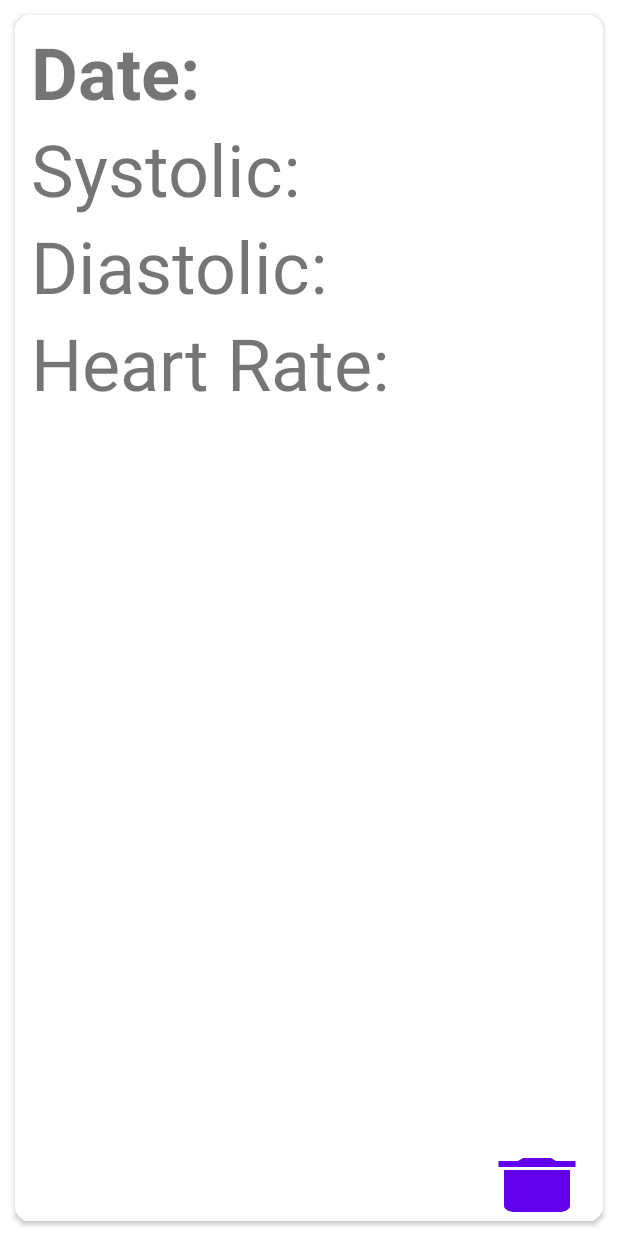
After one commit to Tasfia-faija/cardiacMonitor, an Android app: the layout patientsdata_row.xml on its own in the app's theme, with its tools: preview values and no code run, on a phone screen of 412 x 824 dp. The commit adds this screen. Run offline under Robolectric (Android 15) with nearby library versions, the phone set to English and light mode, and no system bars.

Commit message:
Add Recycler View by Faija

```diff
--- a/CardiacMonitor/app/src/main/java/com/eimu/cardiacmonitor/AddActivity.java
+++ b/CardiacMonitor/app/src/main/java/com/eimu/cardiacmonitor/AddActivity.java
@@ -22,6 +22,7 @@ public class AddActivity extends AppCompatActivity {
         diastolic_input = findViewById(R.id.diastolicValue);
         heartrate_input = findViewById(R.id.heartRateValue);
         comment_input = findViewById(R.id.commentValue);
+        save_button = findViewById(R.id.addButton);
         save_button.setOnClickListener(new View.OnClickListener() {
             @Override
             public void onClick(View view) {
--- /dev/null
+++ b/CardiacMonitor/app/src/main/res/drawable/ic_delete_24.xml
@@ -0,0 +1,5 @@
+<vector android:height="24dp" android:tint="#000000"
+    android:viewportHeight="24" android:viewportWidth="24"
+    android:width="24dp" xmlns:android="http://schemas.android.com/apk/res/android">
+    <path android:fillColor="@android:color/white" android:pathData="M6,19c0,1.1 0.9,2 2,2h8c1.1,0 2,-0.9 2,-2V7H6v12zM19,4h-3.5l-1,-1h-5l-1,1H5v2h14V4z"/>
+</vector>
--- a/CardiacMonitor/app/src/main/res/layout/activity_main.xml
+++ b/CardiacMonitor/app/src/main/res/layout/activity_main.xml
@@ -8,6 +8,7 @@
 
     <androidx.recyclerview.widget.RecyclerView
         android:id="@+id/recycleview"
+        android:paddingTop="?actionBarSize"
         android:layout_width="409dp"
         android:layout_height="729dp"
         app:layout_constraintBottom_toBottomOf="parent"
--- /dev/null
+++ b/CardiacMonitor/app/src/main/res/layout/patientsdata_row.xml
@@ -0,0 +1,74 @@
+<?xml version="1.0" encoding="utf-8"?>
+<RelativeLayout xmlns:android="http://schemas.android.com/apk/res/android"
+    android:layout_width="match_parent"
+    android:layout_height="match_parent"
+    xmlns:app="http://schemas.android.com/apk/res-auto">
+
+    <androidx.cardview.widget.CardView
+        android:id="@+id/llContainerCardView"
+        android:layout_width="match_parent"
+        android:layout_height="match_parent"
+        android:layout_marginTop="12dp"
+        android:layout_margin="10dp"
+        app:cardCornerRadius="10dp">
+        <RelativeLayout
+            android:layout_width="match_parent"
+            android:background= "@color/white"
+            android:layout_height="match_parent">
+
+            <LinearLayout
+                android:layout_width="match_parent"
+                android:layout_height="match_parent"
+                android:orientation="vertical"
+                android:padding="5dp">
+
+                <TextView
+                    android:id="@+id/data_date_txt"
+                    android:layout_width="match_parent"
+                    android:layout_height="wrap_content"
+                    android:layout_marginLeft="5dp"
+                    android:text="Date: "
+                    android:textSize="48sp"
+                    android:textStyle="bold"
+                    app:autoSizeTextType="uniform" />
+
+                <TextView
+                    android:id="@+id/data_systolic_txt"
+                    android:layout_width="match_parent"
+                    android:layout_height="wrap_content"
+                    android:layout_marginLeft="5dp"
+                    android:text="Systolic: "
+                    android:textSize="48sp"
+                    app:autoSizeTextType="uniform" />
+
+                <TextView
+                    android:id="@+id/data_diastolic_txt"
+                    android:layout_width="match_parent"
+                    android:layout_height="wrap_content"
+                    android:layout_marginLeft="5dp"
+                    android:text="Diastolic: "
+                    android:textSize="48sp"
+                    app:autoSizeTextType="uniform" />
+
+                <TextView
+                    android:id="@+id/data_heartrate_txt"
+                    android:layout_width="match_parent"
+                    android:layout_height="wrap_content"
+                    android:layout_marginLeft="5dp"
+                    android:text="Heart Rate: "
+                    android:textSize="48sp"
+                    app:autoSizeTextType="uniform" />
+
+            </LinearLayout>
+
+
+            <Button
+                android:layout_width="wrap_content"
+                android:layout_height="wrap_content"
+                android:background="@drawable/ic_delete_24"
+                android:layout_alignParentBottom="true"
+                android:layout_alignParentRight="true"/>
+        </RelativeLayout>
+
+    </androidx.cardview.widget.CardView>
+</RelativeLayout>
```
Also changed, not shown: CardiacMonitor/app/src/main/java/com/eimu/cardiacmonitor/CustomAdapter.java (added, +62 -0 lines), CardiacMonitor/app/src/main/java/com/eimu/cardiacmonitor/MainActivity.java (+46 -2 lines), CardiacMonitor/app/src/main/java/com/eimu/cardiacmonitor/MyDatabaseHelper.java (+11 -0 lines), CardiacMonitor/app/src/main/res/layout/activity_add.xml (+9 -9 lines).
